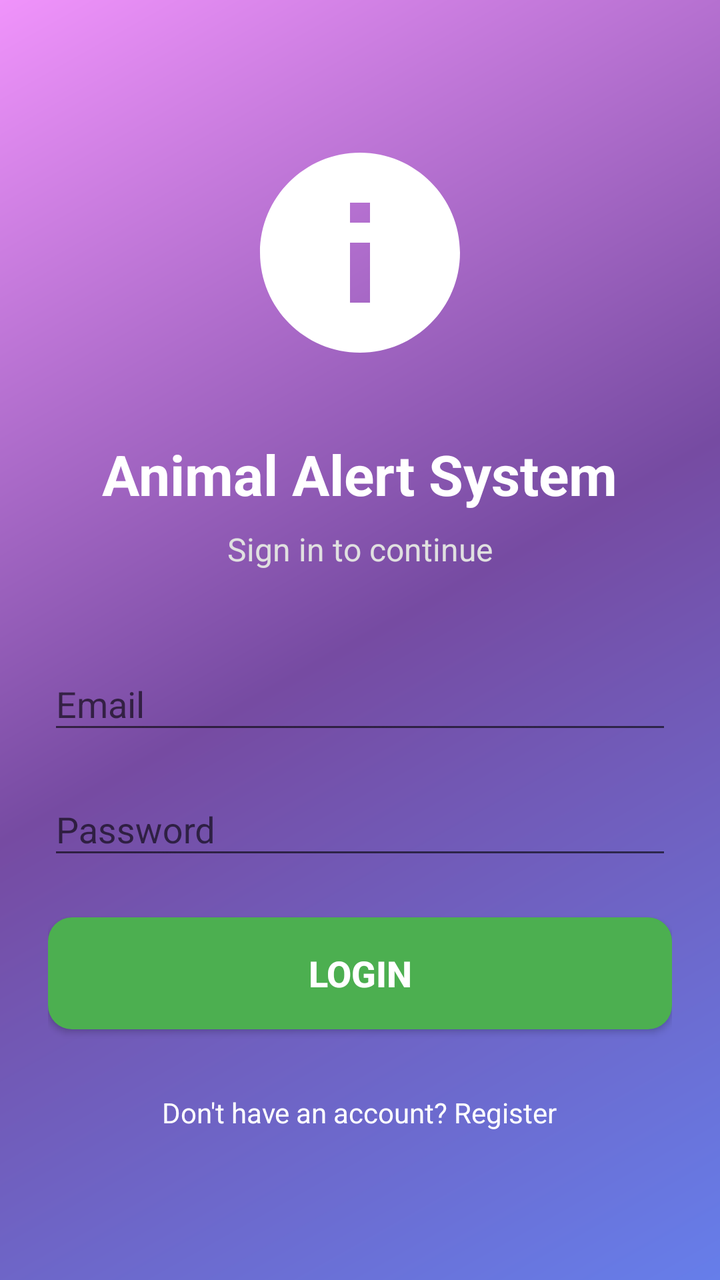
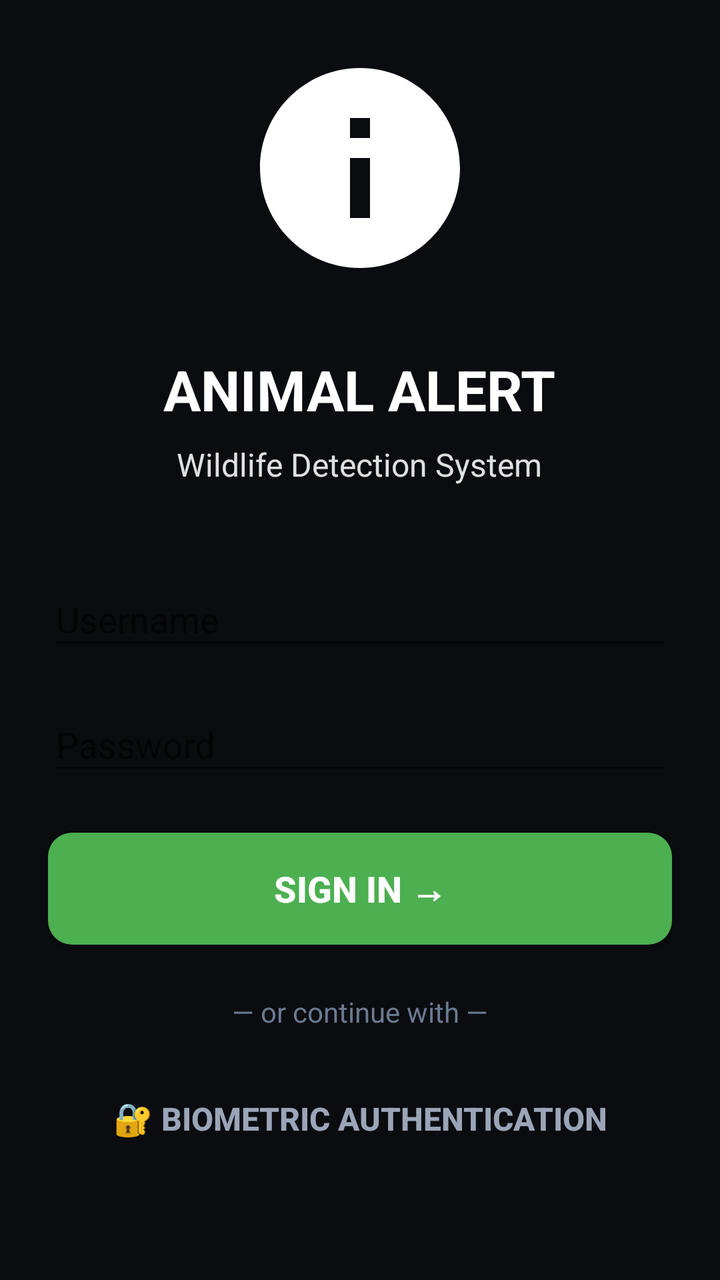

Screens rendered from an Android XML layout before and after an edit, with the pre-edit source and the edit as a unified diff.
<!-- AndroidManifest.xml: activity theme Theme.AnimalAlert -->
<!-- res/layout/activity_login.xml -->
<?xml version="1.0" encoding="utf-8"?>
<LinearLayout xmlns:android="http://schemas.android.com/apk/res/android"
    xmlns:app="http://schemas.android.com/apk/res-auto"
    android:layout_width="match_parent"
    android:layout_height="match_parent"
    android:orientation="vertical"
    android:padding="24dp"
    android:gravity="center"
    android:background="@drawable/gradient_background">

    <ImageView
        android:layout_width="120dp"
        android:layout_height="120dp"
        android:src="@drawable/ic_animal_alert"
        android:layout_marginBottom="32dp" />

    <TextView
        android:layout_width="wrap_content"
        android:layout_height="wrap_content"
        android:text="Animal Alert System"
        android:textSize="28sp"
        android:textStyle="bold"
        android:textColor="#FFFFFF"
        android:layout_marginBottom="8dp" />

    <TextView
        android:layout_width="wrap_content"
        android:layout_height="wrap_content"
        android:text="Sign in to continue"
        android:textSize="16sp"
        android:textColor="#E0E0E0"
        android:layout_marginBottom="40dp" />

    <com.google.android.material.textfield.TextInputLayout
        android:layout_width="match_parent"
        android:layout_height="wrap_content"
        android:layout_marginBottom="16dp"
        android:hint="Email"
        app:boxStrokeColor="#FFFFFF"
        app:hintTextColor="#FFFFFF"
        app:boxBackgroundMode="outline">

        <com.google.android.material.textfield.TextInputEditText
            android:id="@+id/etEmail"
            android:layout_width="match_parent"
            android:layout_height="wrap_content"
            android:inputType="textEmailAddress"
            android:textColorHint="#FFFFFF"
            android:textColor="#FFFFFF" />
    </com.google.android.material.textfield.TextInputLayout>

    <com.google.android.material.textfield.TextInputLayout
        android:layout_width="match_parent"
        android:layout_height="wrap_content"
        android:layout_marginBottom="24dp"
        android:hint="Password"
        app:boxStrokeColor="#FFFFFF"
        app:hintTextColor="#FFFFFF"
        app:boxBackgroundMode="outline">

        <com.google.android.material.textfield.TextInputEditText
            android:id="@+id/etPassword"
            android:layout_width="match_parent"
            android:layout_height="wrap_content"
            android:inputType="textPassword"
            android:textColorHint="#FFFFFF"
            android:textColor="#FFFFFF" />
    </com.google.android.material.textfield.TextInputLayout>

    <Button
        android:id="@+id/btnLogin"
        android:layout_width="match_parent"
        android:layout_height="56dp"
        android:text="Login"
        android:textSize="18sp"
        android:textStyle="bold"
        android:background="@drawable/button_background"
        android:textColor="#FFFFFF"
        android:layout_marginBottom="24dp" />

    <TextView
        android:id="@+id/tvRegister"
        android:layout_width="wrap_content"
        android:layout_height="wrap_content"
        android:text="Don't have an account? Register"
        android:textSize="14sp"
        android:textColor="#FFFFFF"
        android:clickable="true"
        android:focusable="true"
        android:padding="8dp" />

</LinearLayout>
<!-- resources referenced by this layout -->
<resources>
  <!-- drawable button_background (drawable) -->
  <?xml version="1.0" encoding="utf-8"?>
  <shape xmlns:android="http://schemas.android.com/apk/res/android"
      android:shape="rectangle">
      <solid android:color="#4CAF50" />
      <corners android:radius="12dp" />
  </shape>
  <!-- drawable gradient_background (drawable) -->
  <?xml version="1.0" encoding="utf-8"?>
  <shape xmlns:android="http://schemas.android.com/apk/res/android">
      <gradient
          android:angle="135"
          android:startColor="#667eea"
          android:centerColor="#764ba2"
          android:endColor="#f093fb"
          android:type="linear" />
  </shape>
  <!-- drawable ic_animal_alert (drawable) -->
  <?xml version="1.0" encoding="utf-8"?>
  <vector xmlns:android="http://schemas.android.com/apk/res/android"
      android:width="120dp"
      android:height="120dp"
      android:viewportWidth="24"
      android:viewportHeight="24">
      <path
          android:fillColor="#FFFFFF"
          android:pathData="M12,2C6.48,2 2,6.48 2,12s4.48,10 10,10 10,-4.48 10,-10S17.52,2 12,2zM13,17h-2v-6h2v6zM13,9h-2L11,7h2v2z"/>
      <path
          android:fillColor="#FFFFFF"
          android:pathData="M8,8c0.55,0 1,-0.45 1,-1s-0.45,-1 -1,-1 -1,0.45 -1,1 0.45,1 1,1zM16,8c0.55,0 1,-0.45 1,-1s-0.45,-1 -1,-1 -1,0.45 -1,1 0.45,1 1,1z"/>
  </vector>
  <style name="Theme.AnimalAlert" parent="Theme.AppCompat.Light.NoActionBar">
          <item name="colorPrimary">@color/purple_500</item>
          <item name="colorPrimaryDark">@color/purple_700</item>
          <item name="colorAccent">@color/teal_200</item>
          <item name="android:statusBarColor">@color/purple_700</item>
      </style>
  <color name="purple_500">#7944C7</color>
  <color name="purple_700">#3700B3</color>
  <color name="teal_200">#03DAC5</color>
</resources>

<!-- the commit's change to res/layout/activity_login.xml (unified diff, before → after) -->
@@ -6,7 +6,7 @@
     android:orientation="vertical"
     android:padding="24dp"
     android:gravity="center"
-    android:background="@drawable/gradient_background">
+    android:background="#0A0C10">
 
     <ImageView
         android:layout_width="120dp"
@@ -17,7 +17,7 @@
     <TextView
         android:layout_width="wrap_content"
         android:layout_height="wrap_content"
-        android:text="Animal Alert System"
+        android:text="ANIMAL ALERT"
         android:textSize="28sp"
         android:textStyle="bold"
         android:textColor="#FFFFFF"
@@ -26,7 +26,7 @@
     <TextView
         android:layout_width="wrap_content"
         android:layout_height="wrap_content"
-        android:text="Sign in to continue"
+        android:text="Wildlife Detection System"
         android:textSize="16sp"
         android:textColor="#E0E0E0"
         android:layout_marginBottom="40dp" />
@@ -35,7 +35,7 @@
         android:layout_width="match_parent"
         android:layout_height="wrap_content"
         android:layout_marginBottom="16dp"
-        android:hint="Email"
+        android:hint="Username"
         app:boxStrokeColor="#FFFFFF"
         app:hintTextColor="#FFFFFF"
         app:boxBackgroundMode="outline">
@@ -71,7 +71,7 @@
         android:id="@+id/btnLogin"
         android:layout_width="match_parent"
         android:layout_height="56dp"
-        android:text="Login"
+        android:text="SIGN IN →"
         android:textSize="18sp"
         android:textStyle="bold"
         android:background="@drawable/button_background"
@@ -79,10 +79,33 @@
         android:layout_marginBottom="24dp" />
 
     <TextView
+        android:layout_width="wrap_content"
+        android:layout_height="wrap_content"
+        android:text="— or continue with —"
+        android:textSize="14sp"
+        android:textColor="#6B7A90"
+        android:layout_marginBottom="16dp" />
+
+    <Button
+        android:id="@+id/btnBiometric"
+        android:layout_width="match_parent"
+        android:layout_height="56dp"
+        android:text="🔐 Biometric Authentication"
+        android:textSize="16sp"
+        android:textStyle="bold"
+        android:background="@android:color/transparent"
+        android:textColor="#9AA5B8"
+        android:layout_marginBottom="24dp"
+        android:foreground="?attr/selectableItemBackground"
+        android:padding="12dp"
+        android:insetLeft="0dp"
+        android:insetRight="0dp" />
+
+    <TextView
         android:id="@+id/tvRegister"
         android:layout_width="wrap_content"
         android:layout_height="wrap_content"
-        android:text="Don't have an account? Register"
+        android:text="New user? Create account"
         android:textSize="14sp"
         android:textColor="#FFFFFF"
         android:clickable="true"
<!-- resource entries referenced after the edit -->
@@ -6,16 +6,6 @@
       android:shape="rectangle">
       <solid android:color="#4CAF50" />
       <corners android:radius="12dp" />
-  </shape>
-  <!-- drawable gradient_background (drawable) -->
-  <?xml version="1.0" encoding="utf-8"?>
-  <shape xmlns:android="http://schemas.android.com/apk/res/android">
-      <gradient
-          android:angle="135"
-          android:startColor="#667eea"
-          android:centerColor="#764ba2"
-          android:endColor="#f093fb"
-          android:type="linear" />
   </shape>
   <!-- drawable ic_animal_alert (drawable) -->
   <?xml version="1.0" encoding="utf-8"?>
@@ -31,14 +21,11 @@
           android:fillColor="#FFFFFF"
           android:pathData="M8,8c0.55,0 1,-0.45 1,-1s-0.45,-1 -1,-1 -1,0.45 -1,1 0.45,1 1,1zM16,8c0.55,0 1,-0.45 1,-1s-0.45,-1 -1,-1 -1,0.45 -1,1 0.45,1 1,1z"/>
   </vector>
-  <style name="Theme.AnimalAlert" parent="Theme.AppCompat.Light.NoActionBar">
-          <item name="colorPrimary">@color/purple_500</item>
-          <item name="colorPrimaryDark">@color/purple_700</item>
-          <item name="colorAccent">@color/teal_200</item>
-          <item name="android:statusBarColor">@color/purple_700</item>
+  <style name="Theme.AnimalAlert" parent="Theme.AppCompat.DayNight.NoActionBar">
+          <item name="colorPrimary">#0F1520</item>
+          <item name="colorPrimaryDark">#0A0C10</item>
+          <item name="colorAccent">#00E87A</item>
+          <item name="android:statusBarColor">#0A0C10</item>
       </style>
-  <color name="purple_500">#7944C7</color>
-  <color name="purple_700">#3700B3</color>
-  <color name="teal_200">#03DAC5</color>
 </resources>
 
